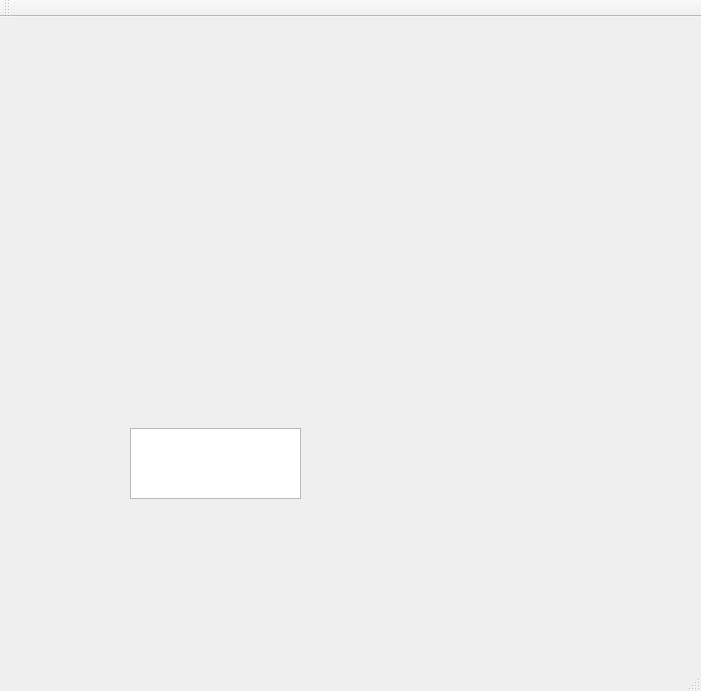
Above: student/13/tetris/mainwindow.ui from cxanng/programming_2 before the change. Below: the same form after it.
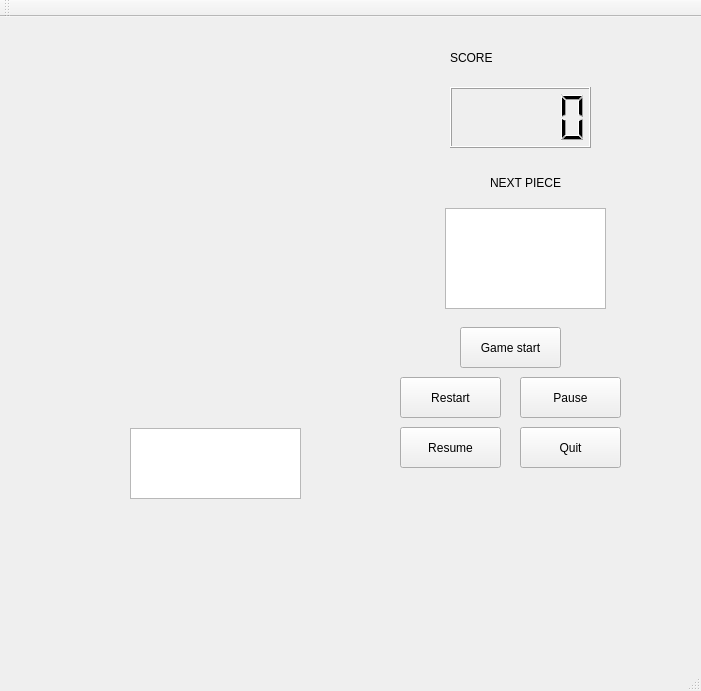
That is the form after the change.

Commit message: Add some buttons and functions to the mainwindow which creates new tetrominos and draw the whole game grid, however, none of the button are connected

```diff
--- a/student/13/tetris/mainwindow.ui
+++ b/student/13/tetris/mainwindow.ui
@@ -24,6 +24,130 @@
      </rect>
     </property>
    </widget>
+   <widget class="QPushButton" name="restartPushButton">
+    <property name="geometry">
+     <rect>
+      <x>400</x>
+      <y>360</y>
+      <width>101</width>
+      <height>41</height>
+     </rect>
+    </property>
+    <property name="text">
+     <string>Restart</string>
+    </property>
+   </widget>
+   <widget class="QLabel" name="gameOverStatus">
+    <property name="geometry">
+     <rect>
+      <x>440</x>
+      <y>470</y>
+      <width>131</width>
+      <height>61</height>
+     </rect>
+    </property>
+    <property name="text">
+     <string/>
+    </property>
+   </widget>
+   <widget class="QGraphicsView" name="displayNextGraphicsView">
+    <property name="geometry">
+     <rect>
+      <x>445</x>
+      <y>191</y>
+      <width>161</width>
+      <height>101</height>
+     </rect>
+    </property>
+   </widget>
+   <widget class="QLabel" name="label_2">
+    <property name="geometry">
+     <rect>
+      <x>450</x>
+      <y>20</y>
+      <width>121</width>
+      <height>41</height>
+     </rect>
+    </property>
+    <property name="text">
+     <string>SCORE</string>
+    </property>
+   </widget>
+   <widget class="QPushButton" name="startPushButton">
+    <property name="geometry">
+     <rect>
+      <x>460</x>
+      <y>310</y>
+      <width>101</width>
+      <height>41</height>
+     </rect>
+    </property>
+    <property name="text">
+     <string>Game start</string>
+    </property>
+   </widget>
+   <widget class="QPushButton" name="pausePushButton">
+    <property name="geometry">
+     <rect>
+      <x>520</x>
+      <y>360</y>
+      <width>101</width>
+      <height>41</height>
+     </rect>
+    </property>
+    <property name="text">
+     <string>Pause</string>
+    </property>
+   </widget>
+   <widget class="QPushButton" name="quitPushButton">
+    <property name="geometry">
+     <rect>
+      <x>520</x>
+      <y>410</y>
+      <width>101</width>
+      <height>41</height>
+     </rect>
+    </property>
+    <property name="text">
+     <string>Quit</string>
+    </property>
+   </widget>
+   <widget class="QLabel" name="label">
+    <property name="geometry">
+     <rect>
+      <x>490</x>
+      <y>150</y>
+      <width>81</width>
+      <height>31</height>
+     </rect>
+    </property>
+    <property name="text">
+     <string>NEXT PIECE</string>
+    </property>
+   </widget>
+   <widget class="QPushButton" name="resumePushButton">
+    <property name="geometry">
+     <rect>
+      <x>400</x>
+      <y>410</y>
+      <width>101</width>
+      <height>41</height>
+     </rect>
+    </property>
+    <property name="text">
+     <string>Resume</string>
+    </property>
+   </widget>
+   <widget class="QLCDNumber" name="lcdNumberScore">
+    <property name="geometry">
+     <rect>
+      <x>450</x>
+      <y>70</y>
+      <width>141</width>
+      <height>61</height>
+     </rect>
+    </property>
+   </widget>
   </widget>
   <widget class="QMenuBar" name="menuBar">
    <property name="geometry">
```
The commit also changes 2 other files.
